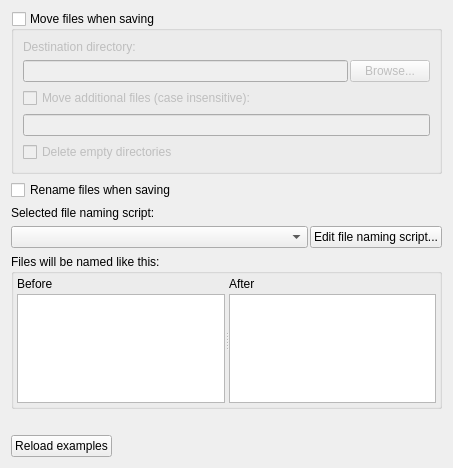
Above: ui/options_renaming.ui from metabrainz/picard before the change. Below: the same form after it.
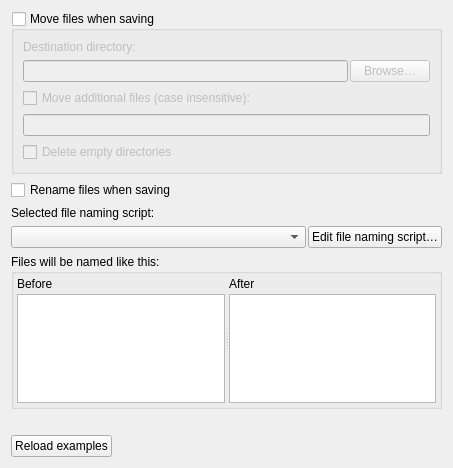
That is the form after the change.

What changed in the file:
```diff
--- a/ui/options_renaming.ui
+++ b/ui/options_renaming.ui
@@ -53,7 +53,7 @@
         <item>
          <widget class="QPushButton" name="move_files_to_browse">
           <property name="text">
-           <string>Browse...</string>
+           <string>Browse…</string>
           </property>
          </widget>
         </item>
@@ -111,7 +111,7 @@
      <item>
       <widget class="QPushButton" name="open_script_editor">
        <property name="text">
-        <string>Edit file naming script...</string>
+        <string>Edit file naming script…</string>
        </property>
       </widget>
      </item>
```
